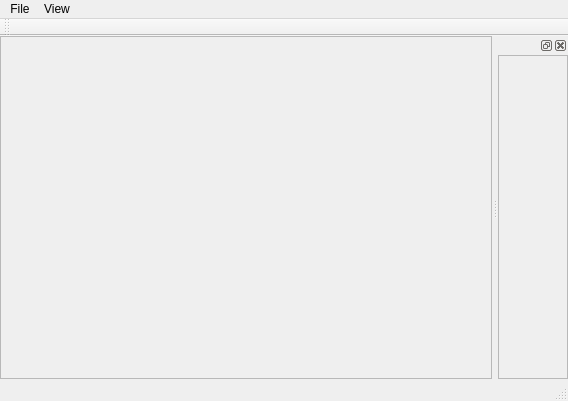
Above: trunk/Editor/TamyEditor/tamyeditor.ui from cccZone/tamy before the change. Below: the same form after it.
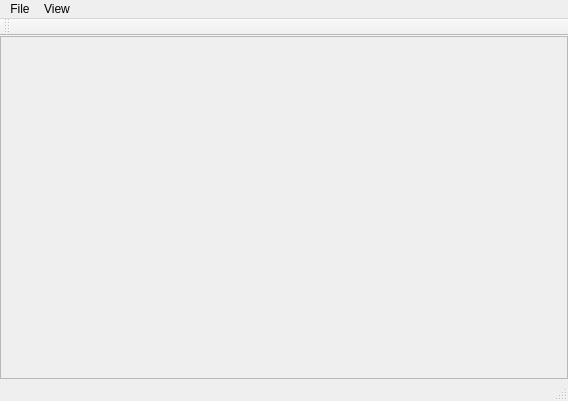
That is the form after the change.

```diff
--- a/trunk/Editor/TamyEditor/tamyeditor.ui
+++ b/trunk/Editor/TamyEditor/tamyeditor.ui
@@ -97,35 +97,6 @@
    </attribute>
   </widget>
   <widget class="QStatusBar" name="statusBar"/>
-  <widget class="QDockWidget" name="dockWidget">
-   <attribute name="dockWidgetArea">
-    <number>2</number>
-   </attribute>
-   <widget class="QWidget" name="dockWidgetContents">
-    <layout class="QVBoxLayout" name="verticalLayout_3">
-     <property name="margin">
-      <number>0</number>
-     </property>
-     <item>
-      <widget class="QScrollArea" name="scrollArea">
-       <property name="widgetResizable">
-        <bool>true</bool>
-       </property>
-       <widget class="QWidget" name="propertiesWidget">
-        <property name="geometry">
-         <rect>
-          <x>0</x>
-          <y>0</y>
-          <width>78</width>
-          <height>322</height>
-         </rect>
-        </property>
-       </widget>
-      </widget>
-     </item>
-    </layout>
-   </widget>
-  </widget>
   <action name="actionOpen">
    <property name="text">
     <string>Open</string>
```
Left out of the diff: 1 changed line with no effect on the pictures.
